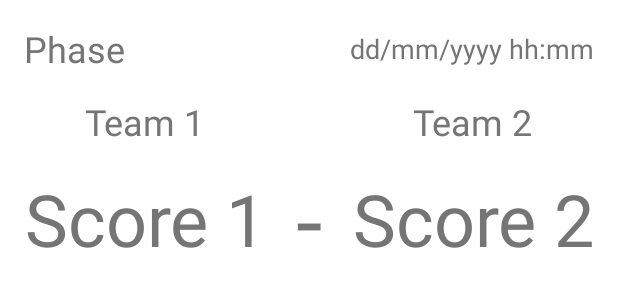
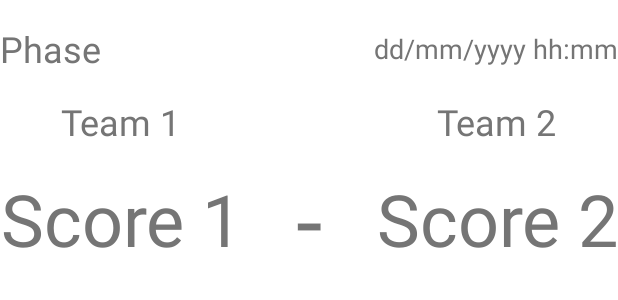
Before and after one commit to alexaib2002/android-dam_project1, an Android app: the layout fragment_match_result.xml on its own in the app's theme, with its tools: preview values and no code run, on a phone screen of 412 x 824 dp. Shown: the top 300 px of the screen. Run offline under Robolectric (Android 15) with nearby library versions, the phone set to English and light mode, and no system bars.

Commit message:
improvements on match result fragment

```diff
--- a/app/src/main/res/layout/fragment_match_result.xml
+++ b/app/src/main/res/layout/fragment_match_result.xml
@@ -10,7 +10,6 @@
         android:id="@+id/phaseResultFrag"
         android:layout_width="wrap_content"
         android:layout_height="wrap_content"
-        android:layout_marginStart="@dimen/std_widget_border"
         android:layout_marginTop="@dimen/std_widget_border"
         android:layout_weight="0"
         android:hint="@string/hint_frag_mr_phase"
@@ -22,9 +21,10 @@
         android:id="@+id/dateResultFrag"
         android:layout_width="wrap_content"
         android:layout_height="wrap_content"
-        android:layout_marginEnd="@dimen/std_widget_border"
         android:layout_weight="0"
+        android:gravity="right|end"
         android:hint="@string/hint_frag_mr_date"
+        android:textAlignment="gravity"
         android:textSize="@dimen/std_input_font_size"
         app:layout_constraintBottom_toBottomOf="@+id/phaseResultFrag"
         app:layout_constraintEnd_toEndOf="parent"
@@ -57,7 +57,6 @@
         android:id="@+id/score1ResultFrag"
         android:layout_width="wrap_content"
         android:layout_height="wrap_content"
-        android:layout_marginStart="16dp"
         android:layout_marginTop="@dimen/std_widget_border"
         android:layout_weight="0"
         android:gravity="center_horizontal|center_vertical"
@@ -83,7 +82,6 @@
         android:id="@+id/score2ResultFrag"
         android:layout_width="wrap_content"
         android:layout_height="wrap_content"
-        android:layout_marginEnd="16dp"
         android:layout_weight="0"
         android:gravity="center_horizontal|center_vertical"
         android:hint="@string/hint_frag_mr_score_2"
```
Also changed, not shown: app/src/main/java/com/dam/resultadosmundial/fragments/MatchResultFragment.java (+6 -3 lines).
